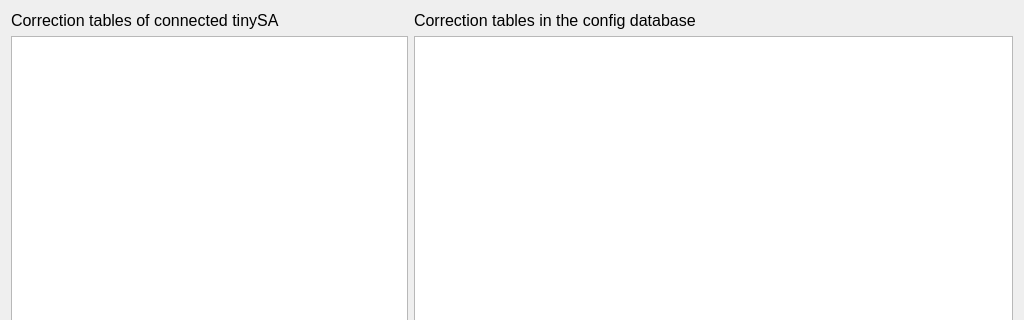
The window that src/offset.ui (g4ixt/QtTinySA) describes before a commit, drawn with Qt 5; both pictures show x 0 to 1024 and y 0 to 320 of the 1024 by 768 pixel window.
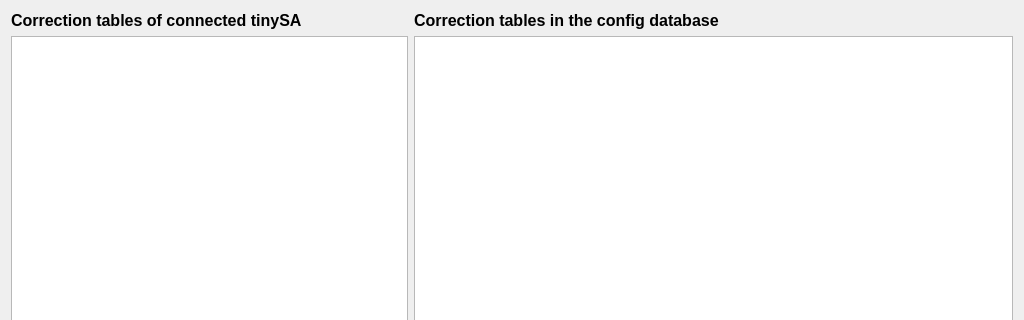
The same window after the commit.

The edit to the form file:
```diff
--- a/src/offset.ui
+++ b/src/offset.ui
@@ -99,6 +99,7 @@
        <property name="font">
         <font>
          <pointsize>12</pointsize>
+         <bold>true</bold>
         </font>
        </property>
        <property name="text">
@@ -249,6 +250,7 @@
        <property name="font">
         <font>
          <pointsize>12</pointsize>
+         <bold>true</bold>
         </font>
        </property>
        <property name="text">
```
